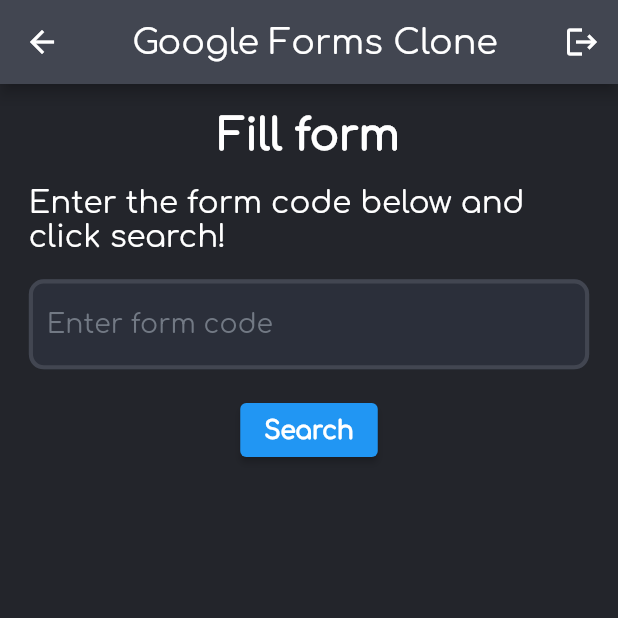
After one commit to akashgayen/flutter-google-form-clone, a Flutter app: the FillForm screen opened directly, on a phone screen of 412 x 824 dp, the top half of it. The commit adds this screen. Run offline on Flutter 3.47's test engine with Material 2 defaults, Android fonts, the phone set to English and light mode, and no system bars; our stand-ins replace cloud_firestore, firebase_auth, firebase_core, firebase_storage, fluttertoast, google_sign_in and 2 more; accounts and stored records are empty.

Commit message:
fill form page created

```diff
--- /dev/null
+++ b/lib/fillform.dart
@@ -0,0 +1,128 @@
+import 'package:flutter/material.dart';
+import 'package:sizer/sizer.dart';
+import 'package:firebase_auth/firebase_auth.dart';
+
+class FillForm extends StatefulWidget {
+  const FillForm({super.key});
+
+  @override
+  State<FillForm> createState() => _FillFormState();
+}
+
+class _FillFormState extends State<FillForm> {
+  TextEditingController formCodeController = TextEditingController();
+  @override
+  Widget build(BuildContext context) {
+    return Sizer(
+      builder: (BuildContext context, Orientation orientation,
+          DeviceType deviceType) {
+        return Scaffold(
+          backgroundColor: const Color.fromARGB(255, 35, 37, 43),
+          appBar: AppBar(
+            backgroundColor: const Color.fromARGB(255, 66, 70, 81),
+            title: Center(
+              child: Text(
+                'Google Forms Clone',
+                style: TextStyle(
+                  fontFamily: 'Comfortaa',
+                  fontSize: 17.sp,
+                ),
+              ),
+            ),
+            actions: [
+              IconButton(
+                onPressed: FirebaseAuth.instance.signOut,
+                icon: const Icon(
+                  Icons.logout,
+                ),
+              ),
+            ],
+          ),
+          body: Padding(
+            padding: EdgeInsets.all(14.sp),
+            child: Column(
+              children: [
+                Center(
+                  child: Text(
+                    'Fill form',
+                    style: TextStyle(
+                      color: Colors.white,
+                      fontSize: 21.sp,
+                      fontFamily: 'Comfortaa',
+                      fontWeight: FontWeight.bold,
+                    ),
+                  ),
+                ),
+                SizedBox(
+                  height: 2.h,
+                ),
+                Text(
+                  'Enter the form code below and click search!',
+                  style: TextStyle(
+                    color: Colors.white,
+                    fontSize: 15.sp,
+                    fontFamily: 'Comfortaa',
+                  ),
+                ),
+                SizedBox(
+                  height: 2.h,
+                ),
+                TextField(
+                  controller: formCodeController,
+                  style: TextStyle(
+                    fontFamily: 'Comfortaa',
+                    fontSize: 13.sp,
+                    color: Colors.white,
+                  ),
+                  cursorColor: const Color.fromARGB(255, 28, 95, 255),
+                  decoration: InputDecoration(
+                    enabledBorder: OutlineInputBorder(
+                      borderRadius: const BorderRadius.all(
+                        Radius.circular(10),
+                      ),
+                      borderSide: BorderSide(
+                        width: 2.sp,
+                        color: const Color.fromARGB(255, 66, 70, 81),
+                      ),
+                    ),
+                    focusedBorder: OutlineInputBorder(
+                      borderRadius: const BorderRadius.all(
+                        Radius.circular(17),
+                      ),
+                      borderSide: BorderSide(
+                        width: 2.sp,
+                        color: const Color.fromARGB(255, 28, 95, 255),
+                      ),
+                    ),
+                    filled: true,
+                    fillColor: const Color.fromARGB(255, 43, 47, 58),
+                    hintText: 'Enter form code',
+                    hintStyle: const TextStyle(
+                      fontFamily: 'Comfortaa',
+                      color: Color.fromARGB(255, 114, 121, 132),
+                    ),
+                  ),
+                ),
+                SizedBox(
+                  height: 2.h,
+                ),
+                ElevatedButton(
+                  onPressed: () {},
+                  child: Text(
+                    'Search',
+                    style: TextStyle(
+                      color: Colors.white,
+                      fontSize: 12.sp,
+                      fontFamily: 'Comfortaa',
+                      fontWeight: FontWeight.bold,
+                    ),
+                  ),
+                ),
+              ],
+            ),
+          ),
+        );
+      },
+    );
+  }
+}
```
Also changed, not shown: lib/home.dart (+20 -2 lines), lib/viewform.dart (added, +48 -0 lines).
